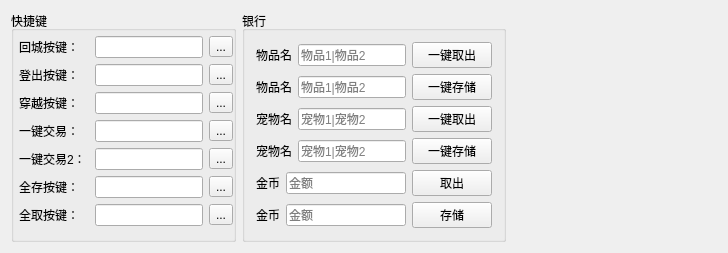
Old version of the form MLAssist/GameSysCfgWgt.ui in the repository HBACC0005240/MLAssist.
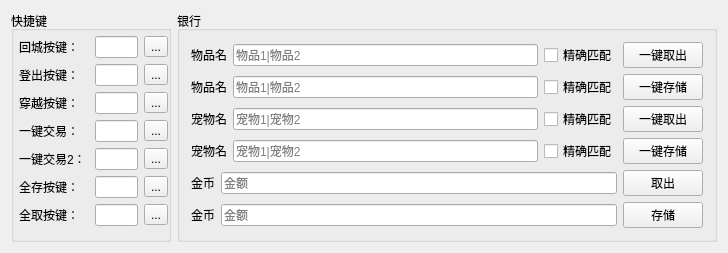
New version of the form.

Diff of the .ui file:
```diff
--- a/MLAssist/GameSysCfgWgt.ui
+++ b/MLAssist/GameSysCfgWgt.ui
@@ -16,6 +16,12 @@
   <layout class="QHBoxLayout" name="horizontalLayout_8">
    <item>
     <widget class="QGroupBox" name="groupBox">
+     <property name="maximumSize">
+      <size>
+       <width>160</width>
+       <height>16777215</height>
+      </size>
+     </property>
      <property name="title">
       <string>快捷键</string>
      </property>
@@ -293,6 +299,13 @@
           </property>
          </widget>
         </item>
+        <item>
+         <widget class="QCheckBox" name="checkBox_fetchItem_Sensitive">
+          <property name="text">
+           <string>精确匹配</string>
+          </property>
+         </widget>
+        </item>
         <item>
          <widget class="QPushButton" name="pushButton_fetchItem">
           <property name="text">
@@ -318,6 +331,13 @@
           </property>
          </widget>
         </item>
+        <item>
+         <widget class="QCheckBox" name="checkBox_saveItem_Sensitive">
+          <property name="text">
+           <string>精确匹配</string>
+          </property>
+         </widget>
+        </item>
         <item>
          <widget class="QPushButton" name="pushButton_saveItem">
           <property name="text">
@@ -343,6 +363,13 @@
           </property>
          </widget>
         </item>
+        <item>
+         <widget class="QCheckBox" name="checkBox_fetchPet_Sensitive">
+          <property name="text">
+           <string>精确匹配</string>
+          </property>
+         </widget>
+        </item>
         <item>
          <widget class="QPushButton" name="pushButton_fetchPet">
           <property name="text">
@@ -368,6 +395,13 @@
           </property>
          </widget>
         </item>
+        <item>
+         <widget class="QCheckBox" name="checkBox_savePet_Sensitive">
+          <property name="text">
+           <string>精确匹配</string>
+          </property>
+         </widget>
+        </item>
         <item>
          <widget class="QPushButton" name="pushButton_savePet">
           <property name="text">
@@ -435,9 +469,12 @@
      <property name="orientation">
       <enum>Qt::Horizontal</enum>
      </property>
+     <property name="sizeType">
+      <enum>QSizePolicy::Maximum</enum>
+     </property>
      <property name="sizeHint" stdset="0">
       <size>
-       <width>156</width>
+       <width>0</width>
        <height>20</height>
       </size>
      </property>
```
